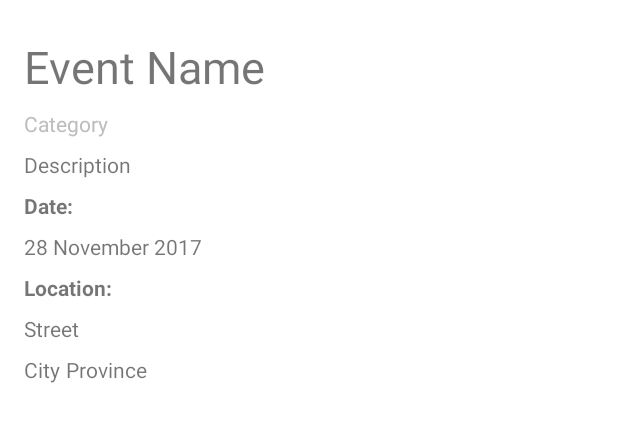
After one commit to misbahulard/campuspedia-android, an Android app: the layout fragment_event_detail.xml on its own in the app's theme, with its tools: preview values and no code run, on a phone screen of 412 x 824 dp. The commit adds this screen. Shown: the top 422 px of the screen. Run offline under Robolectric (Android 15) with nearby library versions, the phone set to English and light mode, and no system bars; Roboto replaces fonts that are not available here.

Commit message:
Dapat menghapus semua fragment di stack saat berpindah tab dan fragment dasar Detail Event  sudah

```diff
--- a/app/src/main/java/com/campuspedia/campuspedia/util/api/ApiUtils.java
+++ b/app/src/main/java/com/campuspedia/campuspedia/util/api/ApiUtils.java
@@ -9,7 +9,7 @@ package com.campuspedia.campuspedia.util.api;
  */
 public class ApiUtils {
     // TODO: Change the api url with your own server
-    public static final String BASE_URL_API = "http://192.168.1.101/api/";
+    public static final String BASE_URL_API = "http://212.237.8.88:8000/api/";
 
     /**
      * Method ini berfungsi untuk mendapatkan Api Service
--- /dev/null
+++ b/app/src/main/res/layout/fragment_event_detail.xml
@@ -0,0 +1,105 @@
+<?xml version="1.0" encoding="utf-8"?>
+<ScrollView xmlns:android="http://schemas.android.com/apk/res/android"
+    xmlns:app="http://schemas.android.com/apk/res-auto"
+    xmlns:tools="http://schemas.android.com/tools"
+    android:layout_width="match_parent"
+    android:layout_height="match_parent"
+    android:background="@color/white">
+
+    <android.support.constraint.ConstraintLayout xmlns:android="http://schemas.android.com/apk/res/android"
+        xmlns:app="http://schemas.android.com/apk/res-auto"
+        xmlns:tools="http://schemas.android.com/tools"
+        android:layout_width="match_parent"
+        android:layout_height="match_parent"
+        android:padding="16dp">
+
+        <TextView
+            android:id="@+id/text_eventdetail_name"
+            android:layout_width="wrap_content"
+            android:layout_height="wrap_content"
+            android:layout_marginTop="8dp"
+            android:text="Event Name"
+            android:textSize="30sp"
+            app:layout_constraintLeft_toLeftOf="parent"
+            app:layout_constraintTop_toTopOf="parent" />
+
+        <TextView
+            android:id="@+id/text_eventdetail_category"
+            android:layout_width="wrap_content"
+            android:layout_height="wrap_content"
+            android:layout_marginTop="8dp"
+            android:text="Category"
+            android:textColor="@color/light_grey"
+            app:layout_constraintLeft_toLeftOf="@+id/text_eventdetail_name"
+            app:layout_constraintTop_toBottomOf="@+id/text_eventdetail_name"
+            tools:layout_constraintTop_creator="1" />
+
+        <TextView
+            android:id="@+id/text_eventdetail_description"
+            android:layout_width="wrap_content"
+            android:layout_height="wrap_content"
+            android:layout_marginTop="8dp"
+            android:text="Description"
+            app:layout_constraintLeft_toLeftOf="@+id/text_eventdetail_category"
+            app:layout_constraintTop_toBottomOf="@+id/text_eventdetail_category"
+            tools:layout_constraintTop_creator="1" />
+
+        <TextView
+            android:id="@+id/text_eventdetail_date_i"
+            android:layout_width="wrap_content"
+            android:layout_height="wrap_content"
+            android:layout_marginTop="8dp"
+            android:text="Date:"
+            android:textStyle="bold"
+            app:layout_constraintLeft_toLeftOf="@+id/text_eventdetail_description"
+            app:layout_constraintTop_toBottomOf="@+id/text_eventdetail_description" />
+
+        <TextView
+            android:id="@+id/text_eventdetail_date"
+            android:layout_width="wrap_content"
+            android:layout_height="wrap_content"
+            android:layout_marginTop="8dp"
+            android:text="28 November 2017"
+            app:layout_constraintLeft_toLeftOf="@+id/text_eventdetail_date_i"
+            app:layout_constraintTop_toBottomOf="@+id/text_eventdetail_date_i" />
+
+        <TextView
+            android:id="@+id/text_eventdetail_location_i"
+            android:layout_width="wrap_content"
+            android:layout_height="wrap_content"
+            android:layout_marginTop="8dp"
+            android:text="Location:"
+            android:textStyle="bold"
+            app:layout_constraintLeft_toLeftOf="@+id/text_eventdetail_date"
+            app:layout_constraintTop_toBottomOf="@+id/text_eventdetail_date" />
+
+        <TextView
+            android:id="@+id/text_eventdetail_street"
+            android:layout_width="wrap_content"
+            android:layout_height="wrap_content"
+            android:layout_marginTop="8dp"
+            android:text="Street"
+            app:layout_constraintLeft_toLeftOf="@+id/text_eventdetail_location_i"
+            app:layout_constraintTop_toBottomOf="@+id/text_eventdetail_location_i" />
+
+        <TextView
+            android:id="@+id/text_eventdetail_city"
+            android:layout_width="wrap_content"
+            android:layout_height="wrap_content"
+            android:layout_marginTop="8dp"
+            android:text="City"
+            app:layout_constraintLeft_toLeftOf="@+id/text_eventdetail_street"
+            app:layout_constraintTop_toBottomOf="@+id/text_eventdetail_street" />
+
+        <TextView
+            android:id="@+id/text_eventdetail_province"
+            android:layout_width="wrap_content"
+            android:layout_height="wrap_content"
+            android:layout_marginLeft="4dp"
+            android:layout_marginTop="8dp"
+            android:text="Province"
+            app:layout_constraintLeft_toRightOf="@+id/text_eventdetail_city"
+            app:layout_constraintTop_toBottomOf="@+id/text_eventdetail_street" />
+
+    </android.support.constraint.ConstraintLayout>
+</ScrollView>
--- a/app/src/main/res/values/colors.xml
+++ b/app/src/main/res/values/colors.xml
@@ -11,4 +11,5 @@
     <color name="card_shadow_1">#d4d4d4</color>
     <color name="card_shadow_2">#dddddd</color>
     <color name="transparent">#00000000</color>
+    <color name="light_grey">#bdbdbd</color>
 </resources>
```
Also changed, not shown: app/src/main/java/com/campuspedia/campuspedia/activity/MainActivity.java (+33 -2 lines), app/src/main/java/com/campuspedia/campuspedia/adapter/EventDetailAdapter.java (added, +105 -0 lines), app/src/main/java/com/campuspedia/campuspedia/fragment/EventDetailFragment.java (added, +101 -0 lines), app/src/main/java/com/campuspedia/campuspedia/fragment/HomeFragment.java (+4 -5 lines), app/src/main/java/com/campuspedia/campuspedia/model/EventListResponse.java (added, +43 -0 lines), app/src/main/java/com/campuspedia/campuspedia/model/EventResponse.java (+6 -29 lines), app/src/main/java/com/campuspedia/campuspedia/util/api/BaseApiService.java (+6 -1 lines).
